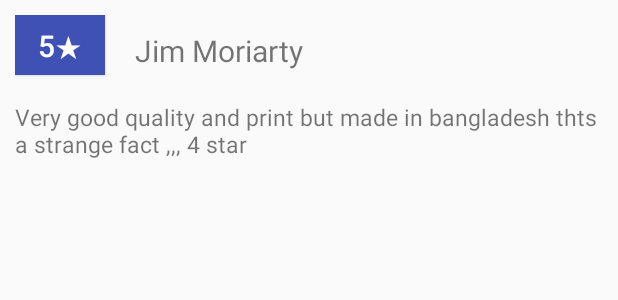
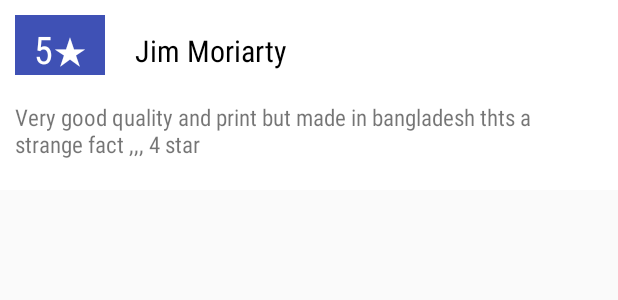
Before and after one commit to getsanjeev/heltho-android-client, an Android app: the layout review_item.xml on its own in the app's theme, with its tools: preview values and no code run, on a phone screen of 412 x 824 dp. Shown: the top 300 px of the screen. Run offline under Robolectric (Android 15) with nearby library versions, the phone set to English and light mode, and no system bars.

Commit message:
added listview for reviews

```diff
--- a/app/src/main/res/layout/review_item.xml
+++ b/app/src/main/res/layout/review_item.xml
@@ -1,14 +1,18 @@
 <?xml version="1.0" encoding="utf-8"?>
 <RelativeLayout xmlns:android="http://schemas.android.com/apk/res/android"
-    android:orientation="vertical" android:layout_width="match_parent"
-    android:layout_height="match_parent"
+    android:orientation="vertical"
+    android:layout_width="match_parent"
+    android:background="#fff"
+    android:layout_height="wrap_content"
     android:padding="10dp">
-    <Button
+    <TextView
         android:layout_width="60dp"
         android:layout_height="40dp"
         android:padding="5dp"
-        android:textSize="20dp"
+        android:textAlignment="center"
+        android:textSize="25dp"
         android:text="5★"
+        android:fontFamily="sans-serif-condensed"
         android:id="@+id/rating_user_commentator"
         android:textColor="#fff"
         android:background="#3f51b5"/>
@@ -16,6 +20,9 @@
         android:layout_width="match_parent"
         android:layout_height="wrap_content"
         android:text="Jim Moriarty"
+        android:textColor="#000"
+        android:background="#fff"
+        android:fontFamily="sans-serif-condensed"
         android:textSize="20dp"
         android:id="@+id/name_commentator"
         android:layout_toRightOf="@+id/rating_user_commentator"
@@ -25,7 +32,9 @@
         android:layout_width="match_parent"
         android:layout_height="wrap_content"
         android:inputType="textMultiLine"
+        android:fontFamily="sans-serif-condensed"
         android:paddingTop="10dp"
+        android:id="@+id/user_review_comment"
         android:paddingBottom="10dp"
         android:layout_marginTop="10dp"
         android:textSize="15dp"
--- a/app/src/main/res/layout/user_ratings_reviews.xml
+++ b/app/src/main/res/layout/user_ratings_reviews.xml
@@ -23,8 +23,9 @@
             android:layout_height="wrap_content"
             />
         <RatingBar
-            android:layout_width="match_parent"
+            android:layout_width="wrap_content"
             android:layout_height="wrap_content"
+            android:layout_marginLeft="10dp"
             android:progressBackgroundTint="#3f51b5"
             android:id="@+id/rating_bar"
             android:numStars="5"
```
Also changed, not shown: app/src/main/java/com/example/sherlock/heltho/dashboard/oneDishParticulars.java (+41 -2 lines), app/src/main/java/com/example/sherlock/heltho/utilities/customAdapterForUserRatings.java (added, +65 -0 lines), app/src/main/res/layout/one_item_particulars.xml (+12 -1 lines), app/src/main/res/layout/others_review.xml (added, +14 -0 lines), app/src/main/res/drawable/person_commentator-min.png (deleted).
